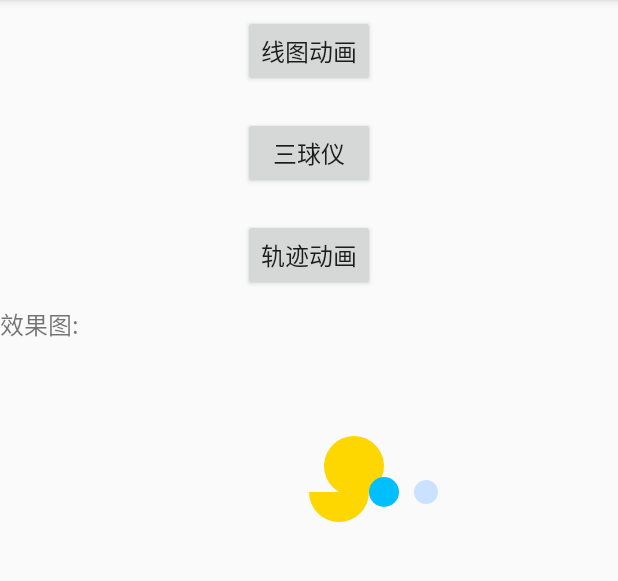
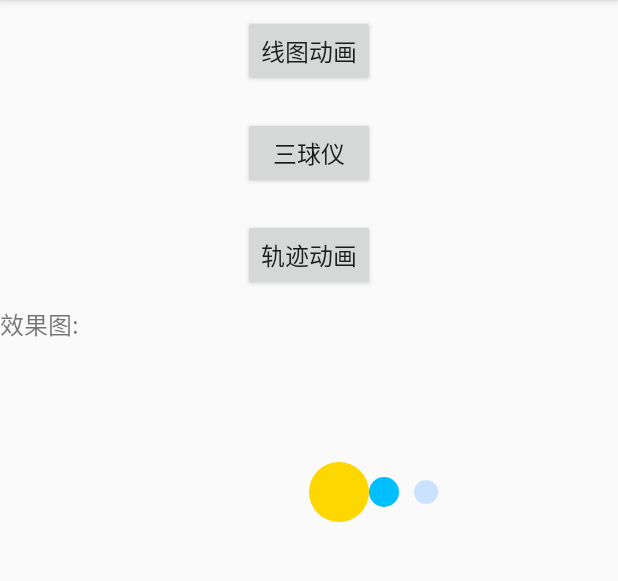
Before and after one commit to pxhbb1224/AnimationApp, an Android app: the SVGAnimActivity screen opened directly, with no data from a screen before it, after a tap on "三球仪", on a phone screen of 412 x 824 dp, the part 84-665 px from its top. Run offline under Robolectric (Android 15) with nearby library versions, the phone set to English and light mode, and no system bars; 1 other tap on this screen came first.

Commit message:
MOD 将太阳的圆圈画好

```diff
--- a/app/src/main/res/drawable/vector_drawable_three_ball.xml
+++ b/app/src/main/res/drawable/vector_drawable_three_ball.xml
@@ -17,7 +17,7 @@
         android:fillColor="@color/gold_1"
         android:pathData="M 50,50
                           a 10,10 0 1,0 20,0
-                          a 10,10 0 1,0 -10,0"
+                          a 10,10 0 1,0 -20,0"
         />
     <group
         android:name="earth"
```
